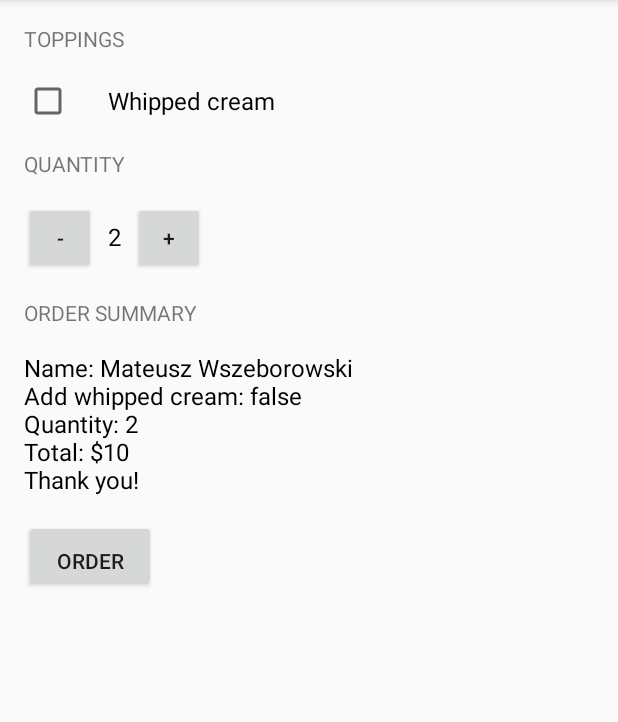
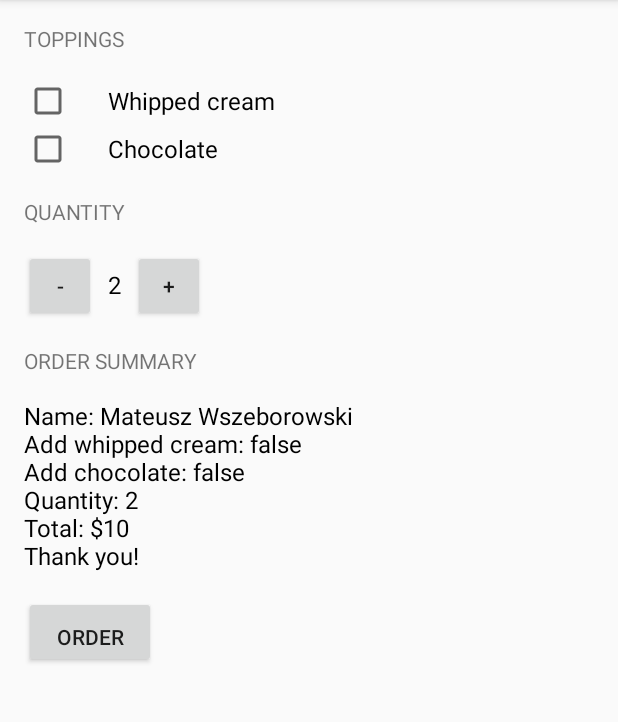
Before and after one commit to wszeborowskimateusz/JustJava, an Android app: the screen it shows after launch (MainActivity), after a tap on "ORDER", on a phone screen of 412 x 824 dp, the part 84-806 px from its top. Run offline under Robolectric (Android 15) with nearby library versions, the phone set to English and light mode, and no system bars.

Commit message:
Adding chocolate checkbox

```diff
--- a/app/src/main/java/com/example/android/justjava/MainActivity.java
+++ b/app/src/main/java/com/example/android/justjava/MainActivity.java
@@ -15,7 +15,7 @@ public class MainActivity extends AppCompatActivity {
     private int quantity = 2;
     private int pricePerCoffee = 5;
     private boolean hasWhippedCream = false;
-
+    private boolean hasChocolate = false;
 
     @Override
     protected void onCreate(Bundle savedInstanceState) {
@@ -31,17 +31,26 @@ public class MainActivity extends AppCompatActivity {
         displayQuantity(this.quantity);
         int price = calculatePrice();
         hasWhippedCream = checkWhippedCreamCheckBox();
+        hasChocolate = checkChocolateCheckBox();
         String msg = createOrderSummary(price);
         displayMassage(msg);
 
     }
 
     /**
-     * @return the state of the checkobox (checked or unchecked)
+     * @return the state of the whipped cream checkobox (checked or unchecked)
      */
     public boolean checkWhippedCreamCheckBox(){
         CheckBox whippedCream = (CheckBox) findViewById(R.id.whipped_cream);
         return whippedCream.isChecked();
+    }
+
+    /**
+     * @return the state of the chocolate checkobox (checked or unchecked)
+     */
+    public boolean checkChocolateCheckBox(){
+        CheckBox chocolate = (CheckBox) findViewById(R.id.chocolate_checkbox);
+        return chocolate.isChecked();
     }
 
     /**
@@ -70,7 +79,12 @@ public class MainActivity extends AppCompatActivity {
      * @return summary text massage for an order
      */
     public String createOrderSummary(int price){
-        return "Name: Mateusz Wszeborowski\nAdd whipped cream: "+hasWhippedCream+" \nQuantity: "+quantity+" \nTotal: $"+price+" \nThank you!";
+        return "Name: Mateusz Wszeborowski" +
+                "\nAdd whipped cream: "+hasWhippedCream+" " +
+                "\nAdd chocolate: "+hasChocolate+" " +
+                "\nQuantity: "+quantity+
+                "\nTotal: $"+price+" "
+                + "\nThank you!";
     }
 
     /**
--- a/app/src/main/res/layout/activity_main.xml
+++ b/app/src/main/res/layout/activity_main.xml
@@ -23,8 +23,15 @@
             android:id="@+id/whipped_cream"
             android:layout_width="wrap_content"
             android:layout_height="wrap_content"
+            android:text="Whipped cream"
+            android:textSize="16sp"
+            android:paddingLeft="24dp"/>
+        <CheckBox
+            android:id="@+id/chocolate_checkbox"
+            android:layout_width="wrap_content"
+            android:layout_height="wrap_content"
             android:layout_marginBottom="16dp"
-            android:text="Whipped cream"
+            android:text="Chocolate"
             android:textSize="16sp"
             android:paddingLeft="24dp"/>
         <TextView
```
